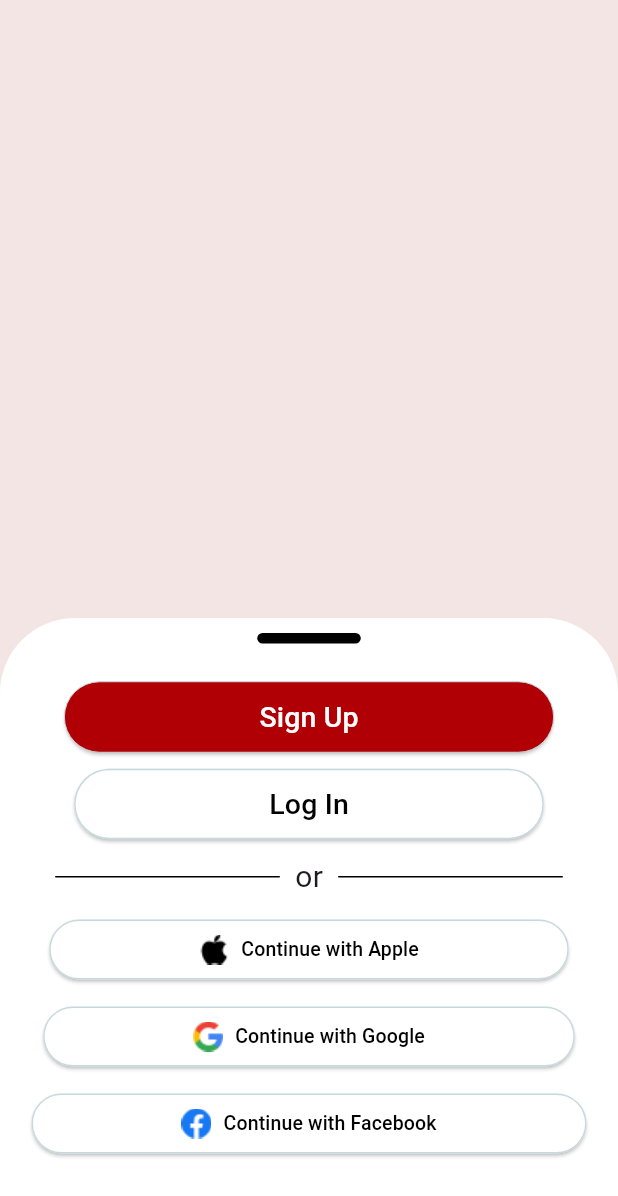
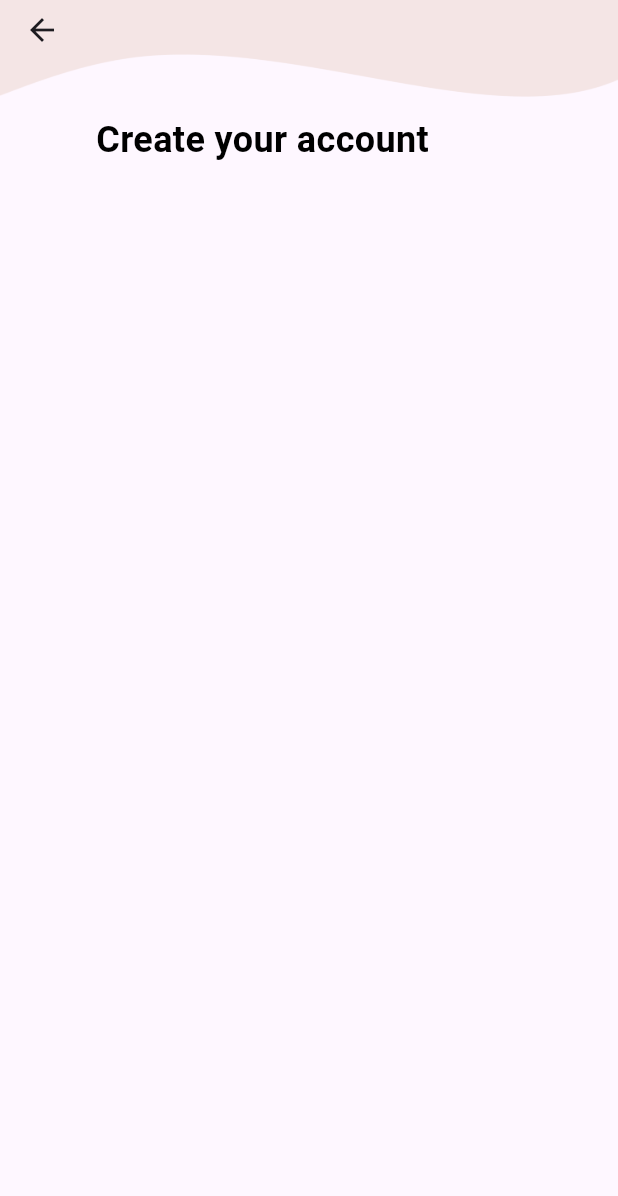
Before and after one commit to raji2004/life_line, a Flutter app: the OnboardingPage screen opened directly, after a tap on "Skip", after a tap on "Sign Up", on a phone screen of 412 x 824 dp. Shown: the top 1196 px of the screen. Run offline on Flutter 3.47's test engine with Material 2 defaults, Android fonts, the light colour scheme and no system bars; our stand-ins replace card_swiper, flutter_spinkit.

Commit message:
working on a new scren

```diff
--- a/lib/main.dart
+++ b/lib/main.dart
@@ -17,10 +17,9 @@ class MyApp extends StatelessWidget {
     return MaterialApp(
       title: 'Flutter Demo',
       theme: ThemeData(
-        colorScheme: ColorScheme.fromSeed(seedColor: Colors.deepPurple),
         useMaterial3: true,
       ),
-      home: const MySplashPage(),
+      home: const SigninOption(),
       debugShowCheckedModeBanner: false,
     );
   }
--- /dev/null
+++ b/lib/screens/create_account.dart
@@ -0,0 +1,28 @@
+import 'package:flutter/material.dart';
+import 'package:life_line/widget/widget.dart';
+
+class CreateAccountPage extends StatelessWidget {
+  const CreateAccountPage({super.key});
+
+  @override
+  Widget build(BuildContext context) {
+    return const Scaffold(
+      appBar: MyAppBar(),
+      body: Center(
+        child: Padding(
+          padding: EdgeInsets.only(top: 10.0, right: 62),
+          child: Column(
+            children: [
+              SizedBox(height: 10),
+              MyText(
+                "Create your account",
+                fontSize: 24,
+                fontWeight: FontWeight.w700,
+              ),
+            ],
+          ),
+        ),
+      ),
+    );
+  }
+}
--- a/lib/screens/screens.dart
+++ b/lib/screens/screens.dart
@@ -2,3 +2,4 @@
 export 'package:life_line/screens/onboarding.dart';
 export 'package:life_line/screens/splash.dart';
 export 'package:life_line/screens/signin_options.dart';
+export 'package:life_line/screens/create_account.dart';
--- a/lib/screens/signin_options.dart
+++ b/lib/screens/signin_options.dart
@@ -6,10 +6,11 @@ class SigninOption extends StatelessWidget {
 
   @override
   Widget build(BuildContext context) {
-    var screen = MediaQuery.of(context).size;
-    return Scaffold(
-      backgroundColor: const Color(0xffF4E5E5),
-      body: LowerCard(screen: screen),
+    return const Scaffold(
+      backgroundColor: Color(0xffF4E5E5),
+      body: LowerCard(
+        child: BottomContent(),
+      ),
     );
   }
 }
--- a/lib/screens/splash.dart
+++ b/lib/screens/splash.dart
@@ -1,6 +1,7 @@
 import 'package:flutter/material.dart';
 import 'dart:async';
 import 'package:life_line/screens/screens.dart';
+import 'package:life_line/widget/widget.dart';
 import 'package:flutter_spinkit/flutter_spinkit.dart';
 
 class MySplashPage extends StatefulWidget {
@@ -44,19 +45,21 @@ class _MySplashPageState extends State<MySplashPage> {
                   height: 600,
                 ),
                 Image.asset('assets/Vector.png'),
-                Column(
+                const Column(
                   mainAxisAlignment: MainAxisAlignment.center,
                   children: [
                     Padding(
-                      padding: const EdgeInsets.only(right: 50),
-                      child: Text(
+                      padding: EdgeInsets.only(right: 50),
+                      child: MyText(
                         'LifeLine',
-                        style: textStyle,
+                        color: Color(0xFF0F4775),
+                        fontWeight: FontWeight.w700,
+                        fontSize: 32,
                       ),
                     ),
-                    const Text(
+                    MyText(
                       'The gift of life in every drop',
-                      style: TextStyle(color: Color(0xff0F4775)),
+                      color: Color(0xff0F4775),
                     ),
                   ],
                 ),
--- a/lib/widget/button.dart
+++ b/lib/widget/button.dart
@@ -1,9 +1,12 @@
 import 'package:flutter/material.dart';
+import 'package:life_line/screens/screens.dart';
+import 'package:life_line/widget/widget.dart';
 
 class Button extends StatelessWidget {
   const Button({
     super.key,
     required this.text,
+    required this.onPressed,
     this.borderWidth = 0,
     this.vertical = 10.0,
     this.horizontal = 130.0,
@@ -17,6 +20,33 @@ class Button extends StatelessWidget {
   final double borderWidth;
   final double vertical;
   final double horizontal;
+  final VoidCallback onPressed;
+
+  factory Button.signup(BuildContext context) {
+    return Button(
+      text: "Sign Up",
+      onPressed: () {
+        Navigator.push(
+          context,
+          MaterialPageRoute(builder: (context) => const CreateAccountPage()),
+        );
+      },
+    );
+  }
+  factory Button.login(BuildContext context) {
+    return Button(
+      backgroundColor: const Color(0xFFFFFFFF),
+      text: "Log In",
+      textColor: const Color(0xFF000000),
+      borderWidth: 1,
+      onPressed: () {
+        Navigator.push(
+          context,
+          MaterialPageRoute(builder: (context) => const CreateAccountPage()),
+        );
+      },
+    );
+  }
 
   ButtonStyle getButtonStyle() {
     return ButtonStyle(
@@ -25,20 +55,20 @@ class Button extends StatelessWidget {
           EdgeInsets.symmetric(vertical: vertical, horizontal: horizontal),
         ),
         side: MaterialStateProperty.all<BorderSide>(
-            BorderSide(width: borderWidth, color: const Color(0xFFC8D9DE))));
+            BorderSide(width: borderWidth, color: const Color(0xFFC8D9DE))),
+        shadowColor: MaterialStateProperty.all<Color>(Colors.transparent),
+        elevation: MaterialStateProperty.all<double>(0));
   }
 
   @override
   Widget build(BuildContext context) {
     return ElevatedButton(
       style: getButtonStyle(),
-      onPressed: () {},
-      child: Text(
+      onPressed: onPressed,
+      child: MyText(
         text,
-        style: TextStyle(
-          color: textColor,
-          fontSize: 19,
-        ),
+        color: textColor,
+        fontSize: 19,
       ),
     );
   }
@@ -52,8 +82,8 @@ class ButtonWithIcon extends StatelessWidget {
     this.borderWidth = 1,
     this.vertical = 10.0,
     this.horizontal = 100.0,
-     this.backgroundColor = const Color(0xFFFFFFFF),
-    this.textColor =const Color.fromARGB(255, 0, 0, 0),
+    this.backgroundColor = const Color(0xFFFFFFFF),
+    this.textColor = const Color.fromARGB(255, 0, 0, 0),
   });
 
   final Color backgroundColor;
@@ -71,7 +101,9 @@ class ButtonWithIcon extends StatelessWidget {
           EdgeInsets.symmetric(vertical: vertical, horizontal: horizontal),
         ),
         side: MaterialStateProperty.all<BorderSide>(
-            BorderSide(width: borderWidth, color: const Color(0xFFC8D9DE))));
+            BorderSide(width: borderWidth, color: const Color(0xFFC8D9DE))),
+        shadowColor: MaterialStateProperty.all<Color>(Colors.transparent),
+        elevation: MaterialStateProperty.all<double>(0));
   }
 
   @override
@@ -80,12 +112,10 @@ class ButtonWithIcon extends StatelessWidget {
       style: getButtonStyle(),
       onPressed: () {},
       icon: icon,
-      label: Text(
+      label: MyText(
         text,
-        style: TextStyle(
-          color: textColor,
-          fontSize: 13,
-        ),
+        color: textColor,
+        fontSize: 13,
       ),
     );
   }
--- a/lib/widget/lower_card.dart
+++ b/lib/widget/lower_card.dart
@@ -4,13 +4,14 @@ import 'package:life_line/widget/widget.dart';
 class LowerCard extends StatelessWidget {
   const LowerCard({
     super.key,
-    required this.screen,
+    required this.child,
   });
 
-  final Size screen;
+  final Widget child;
 
   @override
   Widget build(BuildContext context) {
+    final screen = MediaQuery.of(context).size;
     return Align(
       alignment: Alignment.bottomCenter,
       child: ClipRRect(
@@ -19,25 +20,28 @@ class LowerCard extends StatelessWidget {
           height: screen.height / 2,
           width: screen.width,
           color: const Color(0xFFFFFFFF),
-          child:  Column(
+          child: child,
+        ),
+      ),
+    );
+  }
+}
+
+class BottomContent extends StatelessWidget {
+  const BottomContent({
+    super.key,
+  });
+
+  @override
+  Widget build(BuildContext context) {
+    return Column(
       children: [
-              const SizedBox(
-                height: 10,
-              ),
+        const SizedBox(height: 10),
         const Rectangle(),
-             const SizedBox(
-                height: 25,
-              ),
-            const  Button(text: "Sign Up"),
-             const SizedBox(
-                height: 10,
-              ),
-             const Button(
-                backgroundColor: Color(0xFFFFFFFF),
-                text: "Log In",
-                textColor: Color(0xFF000000),
-                borderWidth: 1,
-              ),
+        const SizedBox(height: 25),
+        Button.signup(context),
+        const SizedBox(height: 10),
+        Button.login(context),
         const LineWithText(),
         ButtonWithIcon(
           icon: Image.asset('assets/apple.png'),
@@ -45,18 +49,22 @@ class LowerCard extends StatelessWidget {
         ),
         const SizedBox(height: 10),
         ButtonWithIcon(
-                icon:Image.asset('assets/google.png') ,
+          icon: Padding(
+            padding: const EdgeInsets.only(left: 3),
+            child: Image.asset('assets/google.png')),
           text: "Continue with Google",
         ),
-            const  SizedBox(height: 10),
+        const SizedBox(height: 10),
         ButtonWithIcon(
-                icon: Image.asset('assets/facebook.png'),
+          icon: Padding(
+            padding: const EdgeInsets.only(left: 20.0),
+            child: Image.asset('assets/facebook.png'),
+          ),
           text: "Continue with Facebook",
+          horizontal: 82,
+          backgroundColor: Colors.transparent,
         )
       ],
-          ),
-        ),
-      ),
     );
   }
 }
@@ -75,7 +83,7 @@ class LineWithText extends StatelessWidget {
         children: [
           Rectangle(width: 150, height: 1),
           SizedBox(width: 10),
-          Text("or", style: TextStyle(fontSize: 20)),
+          MyText("or", fontSize: 20),
           SizedBox(
             width: 10,
           ),
--- /dev/null
+++ b/lib/widget/my_app_bar.dart
@@ -0,0 +1,42 @@
+import 'package:flutter/material.dart';
+
+class MyAppBar extends StatelessWidget implements PreferredSizeWidget {
+  const MyAppBar({
+    super.key,
+    this.image = const AssetImage('assets/bg.png'),
+    this.scaleY = 1.7,
+    this.paddingBottom=30,
+    this.paddingRight=0
+  });
+
+  final AssetImage image;
+  final double scaleY;
+  final double paddingBottom;
+  final double paddingRight;
+
+  @override
+  Size get preferredSize => const Size.fromHeight(kToolbarHeight);
+
+  @override
+  Widget build(BuildContext context) {
+    return AppBar(
+      flexibleSpace: Transform.scale(
+        scaleY: scaleY,
+        scaleX: 1,
+        alignment: Alignment.topCenter,
+        child: Image(
+          image: image,
+          fit: BoxFit.fill,
+        ),
+      ),
+      leading: Padding(
+        padding:  EdgeInsets.only(bottom: paddingBottom, right: paddingRight),
+        child: BackButton(
+          onPressed: () {
+            Navigator.pop(context);
+          },
+        ),
+      ),
+    );
+  }
+}
--- a/lib/widget/onboarding_swipe.dart
+++ b/lib/widget/onboarding_swipe.dart
@@ -1,4 +1,5 @@
 import 'package:flutter/material.dart';
+import 'package:life_line/widget/widget.dart';
 
 class OnboardingSwipe extends StatelessWidget {
   const OnboardingSwipe({
@@ -29,12 +30,13 @@ class OnboardingSwipe extends StatelessWidget {
             height: 10,
           ),
           Padding(
-            padding: const EdgeInsets.only(left:25.0),
+            padding: const EdgeInsets.only(left: 25.0),
             child: Align(
               alignment: Alignment.centerLeft,
-              child: Text(
+              child: MyText(
                 text1,
-                style: style,
+                fontWeight: FontWeight.w700,
+                fontSize: 24,
               ),
             ),
           ),
@@ -43,27 +45,25 @@ class OnboardingSwipe extends StatelessWidget {
           ),
           Container(
             margin: const EdgeInsets.symmetric(horizontal: 25),
-            child: Text(
+            child: MyText(
               text2,
-              style: const TextStyle(
-                fontSize: 18,
-                fontWeight: FontWeight.w400,
-              ),
+              fontSize: 18,
+              fontWeight: FontWeight.w400,
             ),
           ),
           SizedBox(height: MediaQuery.of(context).size.height / 5),
           SpaceBetween(
             left: TextButton(
                 onPressed: onSkipPressed,
-                child: const Text(
+                child: const MyText(
                   "Skip",
-                  style: TextStyle(color: Color(0xff2F3132)),
+                  color: Color(0xff2F3132),
                 )),
             right: TextButton(
                 onPressed: onNextPressed,
-                child: const Text(
+                child: const MyText(
                   "Next",
-                  style: TextStyle(color: Color(0xffB00005)),
+                  color: Color(0xffB00005),
                 )),
           )
         ]);
--- /dev/null
+++ b/lib/widget/text.dart
@@ -0,0 +1,27 @@
+import 'package:flutter/material.dart';
+
+class MyText extends StatelessWidget {
+  const MyText(
+    this.text, {
+    super.key,
+    this.fontWeight = FontWeight.normal,
+    this.fontSize = 18,
+    this.color =Colors.black
+  });
+  final String text;
+  final FontWeight fontWeight;
+  final double fontSize;
+  final Color color;
+
+  @override
+  Widget build(BuildContext context) {
+    return Text(
+      text,
+      style: TextStyle(
+        fontWeight: fontWeight,
+        fontSize: fontSize,
+        color: color,
+      ),
+    );
+  }
+}
--- a/lib/widget/widget.dart
+++ b/lib/widget/widget.dart
@@ -2,3 +2,5 @@ export 'package:life_line/widget/onboarding_swipe.dart';
 export 'package:life_line/widget/lower_card.dart';
 export 'package:life_line/widget/button.dart';
 export 'package:life_line/widget/rectangle.dart';
+export 'package:life_line/widget/my_app_bar.dart';
+export 'package:life_line/widget/text.dart';
--- a/pubspec.yaml
+++ b/pubspec.yaml
@@ -68,3 +68,4 @@ flutter:
        - assets/google.png
        - assets/facebook.png
        - assets/apple.png
+       - assets/bg.png
```
Also changed, not shown: assets/bg.png (added). Lines whose indentation alone changed are shown as unchanged.
